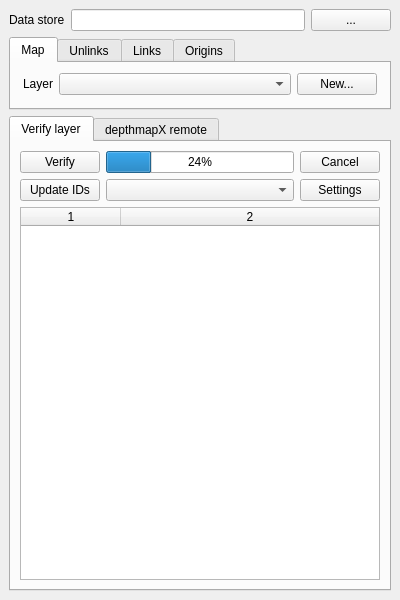
Old version of the form esstoolkit/analysis/ui_Analysis.ui in the repository SpaceGroupUCL/qgisSpaceSyntaxToolkit.
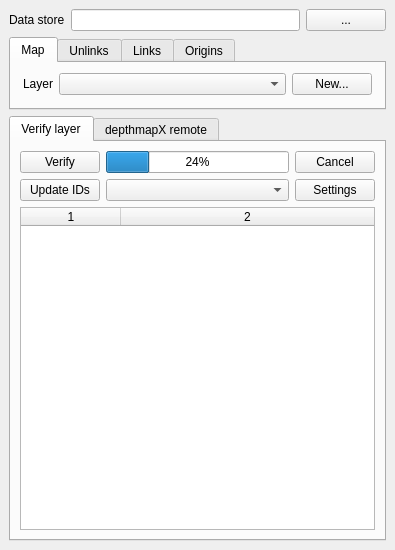
New version of the form.

What changed in the file:
```diff
--- a/esstoolkit/analysis/ui_Analysis.ui
+++ b/esstoolkit/analysis/ui_Analysis.ui
@@ -6,14 +6,14 @@
    <rect>
     <x>0</x>
     <y>0</y>
-    <width>400</width>
-    <height>600</height>
+    <width>395</width>
+    <height>550</height>
    </rect>
   </property>
   <property name="minimumSize">
    <size>
-    <width>400</width>
-    <height>580</height>
+    <width>395</width>
+    <height>550</height>
    </size>
   </property>
   <property name="toolTip">
@@ -310,7 +310,7 @@
            <bool>true</bool>
           </attribute>
           <attribute name="verticalHeaderVisible">
-           <bool>true</bool>
+           <bool>false</bool>
           </attribute>
           <column/>
           <column/>
```
